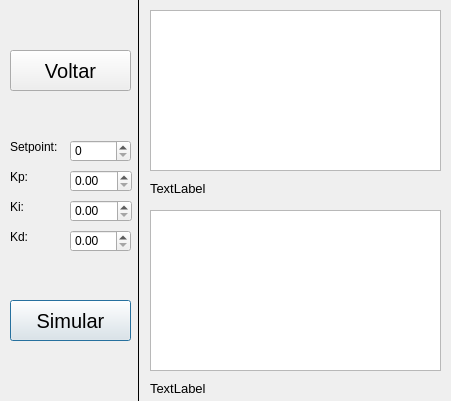
lgalvani007/ProjetoSemestral, file windows/posicao.ui: the form before one commit.
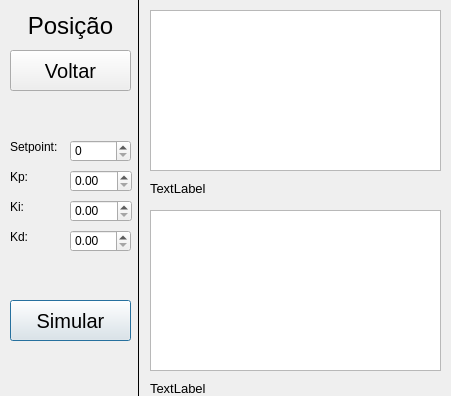
The form after the commit.

```diff
--- a/windows/posicao.ui
+++ b/windows/posicao.ui
@@ -7,7 +7,7 @@
     <x>0</x>
     <y>0</y>
     <width>451</width>
-    <height>401</height>
+    <height>396</height>
    </rect>
   </property>
   <property name="windowTitle">
@@ -216,6 +216,33 @@
     <enum>Qt::Vertical</enum>
    </property>
   </widget>
+  <widget class="QLabel" name="label_5">
+   <property name="geometry">
+    <rect>
+     <x>10</x>
+     <y>10</y>
+     <width>121</width>
+     <height>31</height>
+    </rect>
+   </property>
+   <property name="font">
+    <font>
+     <pointsize>18</pointsize>
+    </font>
+   </property>
+   <property name="layoutDirection">
+    <enum>Qt::LeftToRight</enum>
+   </property>
+   <property name="lineWidth">
+    <number>1</number>
+   </property>
+   <property name="text">
+    <string>Posição</string>
+   </property>
+   <property name="alignment">
+    <set>Qt::AlignCenter</set>
+   </property>
+  </widget>
  </widget>
  <resources/>
  <connections/>
```
Left out of the diff: 4 changed lines with no effect on the pictures.
